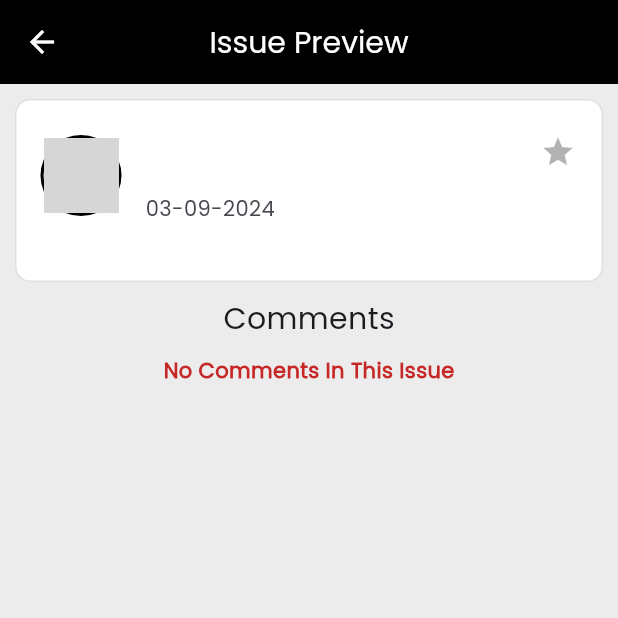
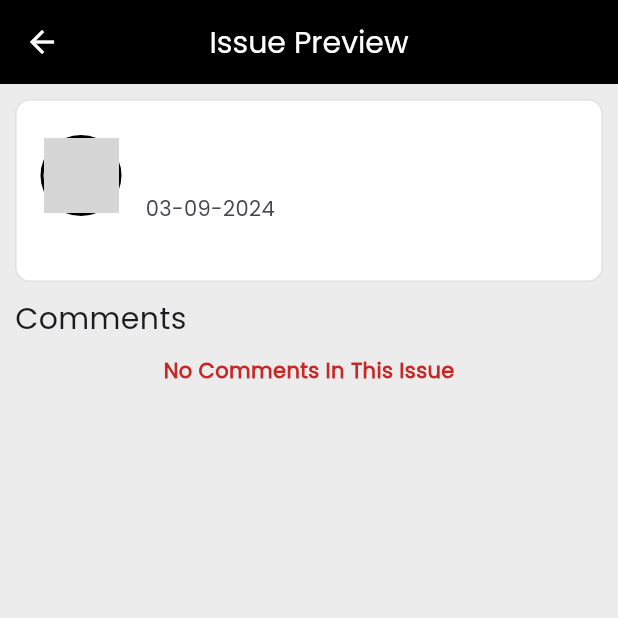
Before and after one commit to yaseeeeeeeeeeen/assignment_two, a Flutter app: the PreviewProblem screen opened directly with empty values, on a phone screen of 412 x 824 dp, the top half of it. Run offline on Flutter 3.47's test engine with Material 3 defaults, Android fonts, the light colour scheme and no system bars; our stand-ins replace bloc, flutter_bloc; network calls fail; grey boxes are pictures that could not be loaded.

Commit message:
completed-one

```diff
--- a/lib/main.dart
+++ b/lib/main.dart
@@ -3,7 +3,6 @@ import 'package:flutter_bloc/flutter_bloc.dart';
 import 'package:implause_assignment/blocs/fetch/fetch_bloc.dart';
 import 'package:implause_assignment/utils/styles/colors.dart';
 import 'package:implause_assignment/utils/styles/textstyles.dart';
-import 'package:implause_assignment/view/favorite_screen.dart';
 import 'package:implause_assignment/view/home_screen.dart';
 import 'package:implause_assignment/view/spash_screen.dart';
 
@@ -17,14 +16,14 @@ void main() {
 }
 
 class GitIssuesApp extends StatelessWidget {
+  // ignore: use_key_in_widget_constructors
   const GitIssuesApp({Key? key});
 
   @override
   Widget build(BuildContext context) {
     return MaterialApp(
       routes: {
-        "/FavRepos": (context) => const FavoriteRepos(),
-        "/ToHome": (context) => HomeScreen(),
+        "/ToHome": (context) => const HomeScreen(),
       },
       theme: ThemeData(
         fontFamily: "Poppins",
--- a/lib/utils/widgets/custom_tile.dart
+++ b/lib/utils/widgets/custom_tile.dart
@@ -5,6 +5,7 @@ import 'package:implause_assignment/models/issues_model.dart';
 import 'package:implause_assignment/utils/styles/colors.dart';
 import 'package:intl/intl.dart';
 
+// ignore: must_be_immutable
 class CustomTile extends StatelessWidget {
   CustomTile({super.key, required this.data, required this.index});
   final GitIssues data;
@@ -26,8 +27,6 @@ class CustomTile extends StatelessWidget {
       child: Column(
         mainAxisSize: MainAxisSize.min,
         children: [
-          Stack(
-            children: [
           ListTile(
               trailing: const SizedBox(width: 20),
               leading: Hero(
@@ -46,31 +45,6 @@ class CustomTile extends StatelessWidget {
                 crossAxisAlignment: CrossAxisAlignment.start,
                 children: [Text(data.user.login), Text(formattedDate)],
               )),
-              Positioned(
-                  right: 5,
-                  child: BlocConsumer<FetchBloc, FetchState>(
-                    buildWhen: (previous, current) => current is AddToFav,
-                    listener: (context, state) {},
-                    builder: (context, state) {
-                      if (state is AddToFav) {
-                        if (state.index == index) {
-                          fav = true;
-                        }
-                      }
-                      return IconButton(
-                          onPressed: () {
-                            context
-                                .read<FetchBloc>()
-                                .add(AddedToFav(index: index));
-                          },
-                          icon: Icon(Icons.star,
-                              color: fav
-                                  ? AppColors.favIconColor
-                                  : AppColors.iconWithoutSelect));
-                    },
-                  )),
-            ],
-          ),
           Padding(
               padding: const EdgeInsets.only(left: 10, right: 10, bottom: 10),
               child: Text(data.body.toString().length < 200
--- a/lib/view/preview_screen.dart
+++ b/lib/view/preview_screen.dart
@@ -14,7 +14,8 @@ class PreviewProblem extends StatelessWidget {
       appBar: AppBar(title: const Text("Issue Preview")),
       body: Padding(
         padding: const EdgeInsets.all(10),
-        child: Column(
+        child: ListView(
+          physics: const BouncingScrollPhysics(),
           children: [
             CustomTile(data: data, index: data.id),
             const SizedBox(height: 10),
```
Also changed, not shown: lib/view/favorite_screen.dart (deleted, +0 -12 lines), lib/view/home_screen.dart (+1 -11 lines). Lines whose indentation alone changed are shown as unchanged.
